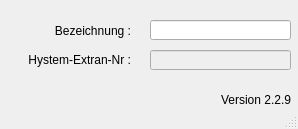
The window that qkan/database/templates/pumpentypen.ui (hoettges/QKan) describes before a commit, drawn with Qt 5.
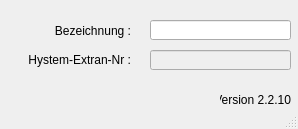
The same window after the commit.

Patch:
```diff
--- a/qkan/database/templates/pumpentypen.ui
+++ b/qkan/database/templates/pumpentypen.ui
@@ -100,7 +100,7 @@
      <string>Version QKan Import</string>
     </property>
     <property name="text">
-     <string>Version 2.2.9</string>
+     <string>Version 2.2.10</string>
     </property>
     <property name="alignment">
      <set>Qt::AlignRight|Qt::AlignTrailing|Qt::AlignVCenter</set>
```
